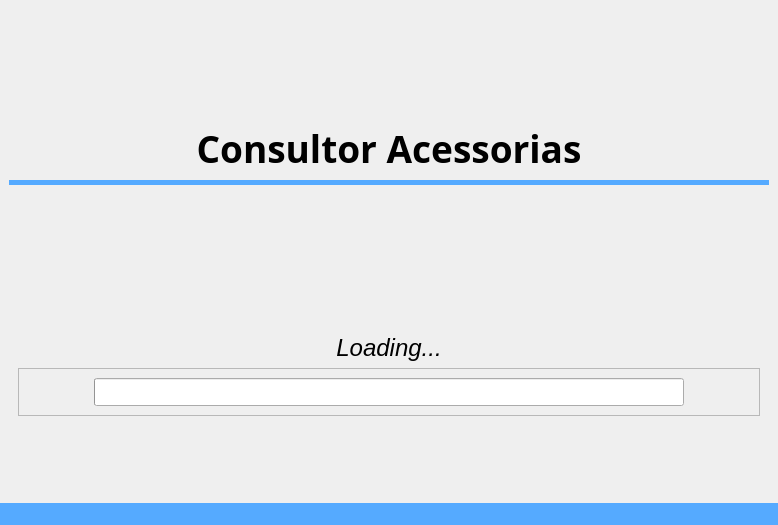
This is code/src/ui/window_acessorias.ui in Sl3nc/Consultor_Acessorias as Qt 5 draws it before an edit. The edited form follows.
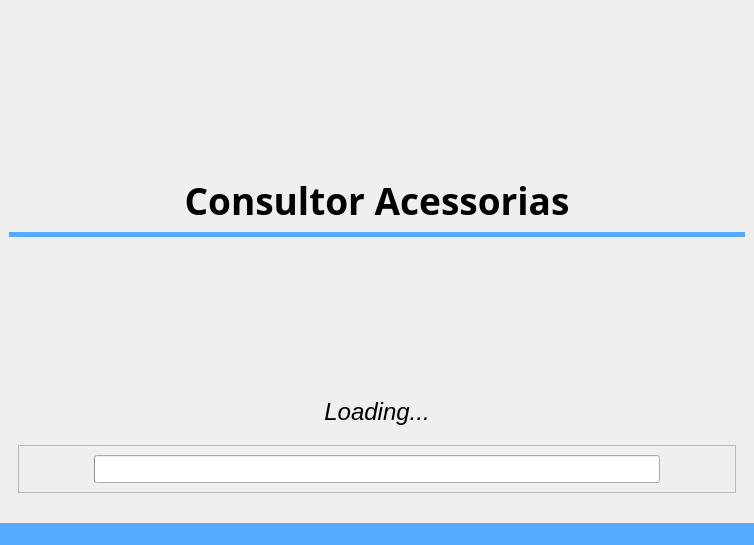
This is the edited form. The open tabs and pages were chosen to show the change. Icons and pictures are not drawn.

Commit message: extração de dados

Patch:
```diff
--- a/code/src/ui/window_acessorias.ui
+++ b/code/src/ui/window_acessorias.ui
@@ -6,14 +6,14 @@
    <rect>
     <x>0</x>
     <y>0</y>
-    <width>778</width>
-    <height>525</height>
+    <width>754</width>
+    <height>545</height>
    </rect>
   </property>
   <property name="minimumSize">
    <size>
-    <width>778</width>
-    <height>525</height>
+    <width>754</width>
+    <height>545</height>
    </size>
   </property>
   <property name="windowTitle">
@@ -93,7 +93,7 @@
         <property name="minimumSize">
          <size>
           <width>580</width>
-          <height>108</height>
+          <height>160</height>
          </size>
         </property>
         <property name="maximumSize">
@@ -149,7 +149,7 @@
             </property>
             <property name="minimumDateTime">
              <datetime>
-              <hour>3</hour>
+              <hour>0</hour>
               <minute>0</minute>
               <second>0</second>
               <year>2024</year>
@@ -363,24 +363,6 @@
           </property>
          </spacer>
         </item>
-        <item row="2" column="1">
-         <widget class="QLabel" name="load_title">
-          <property name="font">
-           <font>
-            <family>Yu Gothic UI</family>
-            <pointsize>18</pointsize>
-            <italic>true</italic>
-            <bold>false</bold>
-           </font>
-          </property>
-          <property name="text">
-           <string>Loading...</string>
-          </property>
-          <property name="alignment">
-           <set>Qt::AlignmentFlag::AlignCenter</set>
-          </property>
-         </widget>
-        </item>
         <item row="1" column="2">
          <spacer name="horizontalSpacer_7">
           <property name="orientation">
@@ -394,19 +376,6 @@
           </property>
          </spacer>
         </item>
-        <item row="7" column="0" colspan="3">
-         <spacer name="verticalSpacer_2">
-          <property name="orientation">
-           <enum>Qt::Orientation::Vertical</enum>
-          </property>
-          <property name="sizeHint" stdset="0">
-           <size>
-            <width>20</width>
-            <height>40</height>
-           </size>
-          </property>
-         </spacer>
-        </item>
         <item row="1" column="1">
          <widget class="QLabel" name="load_movie">
           <property name="minimumSize">
@@ -417,8 +386,8 @@
           </property>
           <property name="maximumSize">
            <size>
-            <width>256</width>
-            <height>256</height>
+            <width>192</width>
+            <height>192</height>
            </size>
           </property>
           <property name="text">
@@ -435,7 +404,25 @@
           </property>
          </widget>
         </item>
-        <item row="3" column="0" colspan="3">
+        <item row="2" column="1">
+         <widget class="QLabel" name="load_title">
+          <property name="font">
+           <font>
+            <family>Yu Gothic UI</family>
+            <pointsize>18</pointsize>
+            <italic>true</italic>
+            <bold>false</bold>
+           </font>
+          </property>
+          <property name="text">
+           <string>Loading...</string>
+          </property>
+          <property name="alignment">
+           <set>Qt::AlignmentFlag::AlignCenter</set>
+          </property>
+         </widget>
+        </item>
+        <item row="4" column="0" colspan="3">
          <widget class="QFrame" name="frame_2">
           <property name="frameShape">
            <enum>QFrame::Shape::StyledPanel</enum>
@@ -468,6 +455,45 @@
           </layout>
          </widget>
         </item>
+        <item row="8" column="0" colspan="3">
+         <spacer name="verticalSpacer_2">
+          <property name="orientation">
+           <enum>Qt::Orientation::Vertical</enum>
+          </property>
+          <property name="sizeHint" stdset="0">
+           <size>
+            <width>20</width>
+            <height>40</height>
+           </size>
+          </property>
+         </spacer>
+        </item>
+        <item row="3" column="1">
+         <spacer name="verticalSpacer_3">
+          <property name="orientation">
+           <enum>Qt::Orientation::Vertical</enum>
+          </property>
+          <property name="sizeHint" stdset="0">
+           <size>
+            <width>20</width>
+            <height>40</height>
+           </size>
+          </property>
+         </spacer>
+        </item>
+        <item row="0" column="1">
+         <spacer name="verticalSpacer_4">
+          <property name="orientation">
+           <enum>Qt::Orientation::Vertical</enum>
+          </property>
+          <property name="sizeHint" stdset="0">
+           <size>
+            <width>20</width>
+            <height>40</height>
+           </size>
+          </property>
+         </spacer>
+        </item>
        </layout>
       </widget>
      </widget>
@@ -479,7 +505,7 @@
     <rect>
      <x>0</x>
      <y>0</y>
-     <width>778</width>
+     <width>754</width>
      <height>22</height>
     </rect>
    </property>
```
The commit also changes 2 other files.
